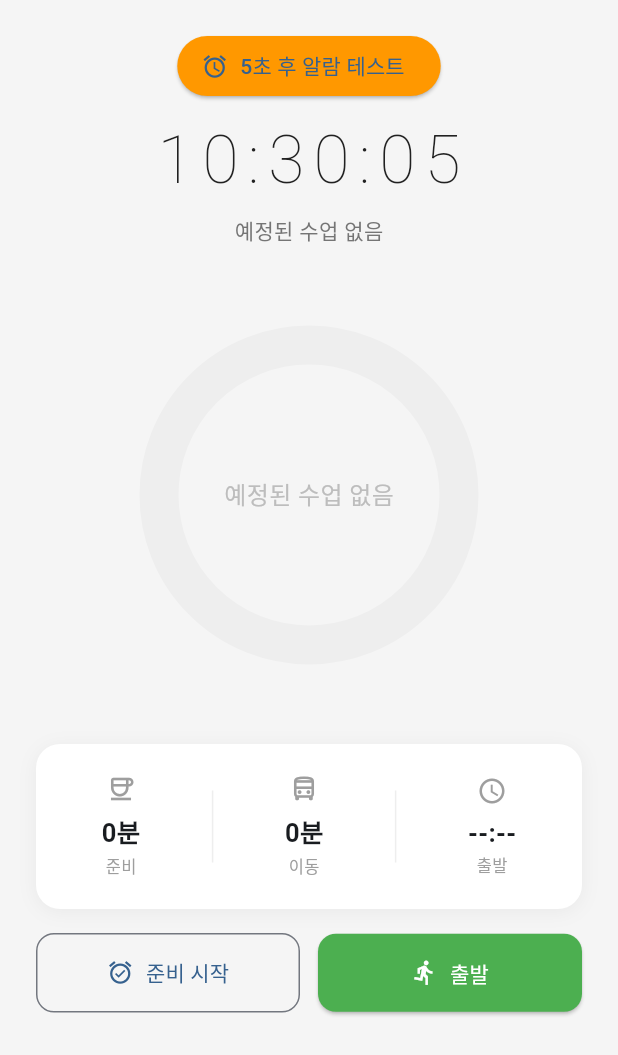
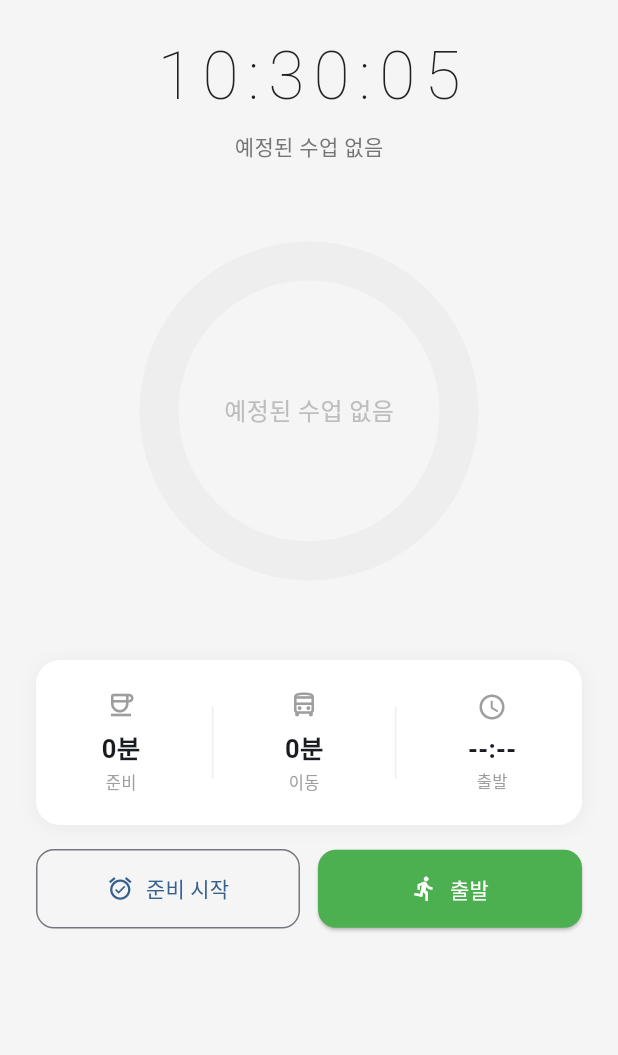
Before and after one commit to KIMJONGHO123/NaGaJa, a Flutter app: the HomeScreen screen opened directly, on a phone screen of 412 x 824 dp. Shown: the top 1055 px of the screen. Run offline on Flutter 3.47's test engine with Material 3 defaults, Android fonts, the phone set to English and light mode, and no system bars; our stand-ins replace audioplayers, cloud_firestore, connectivity_plus, firebase_auth, firebase_core, flutter_local_notifications and 4 more; missing offline and left inert: network_info_plus; accounts and stored records are empty.

Commit message:
chore: 알람 테스트 버튼 제거
Co-Authored-By: Claude Sonnet 4.6 <noreply@anthropic.com>

```diff
--- a/NaGaJa/lib/views/home/home_screen.dart
+++ b/NaGaJa/lib/views/home/home_screen.dart
@@ -192,20 +192,6 @@ class _HomeScreenState extends State<HomeScreen> {
                 child: Column(
                   children: [
                     const SizedBox(height: 20),
-              ElevatedButton.icon(
-                icon: const Icon(Icons.alarm),
-                label: const Text('5초 후 알람 테스트'),
-                style: ElevatedButton.styleFrom(backgroundColor: Colors.orange),
-                onPressed: () {
-                  AlarmService.instance.scheduleAlarm(
-                    DateTime.now().add(const Duration(seconds: 5)),
-                  );
-                  ScaffoldMessenger.of(context).showSnackBar(
-                    const SnackBar(content: Text('5초 후 알람이 울립니다')),
-                  );
-                },
-              ),
-              const SizedBox(height: 8),
               _buildClock(),
               const SizedBox(height: 16),
               CircularGauge(
```
